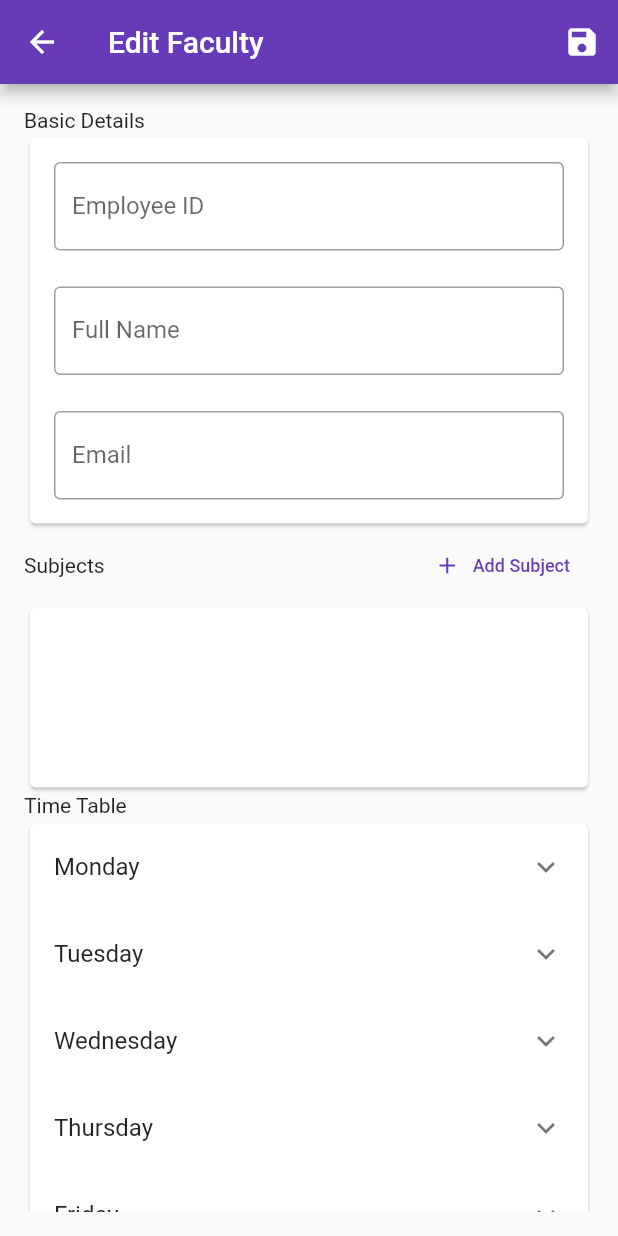
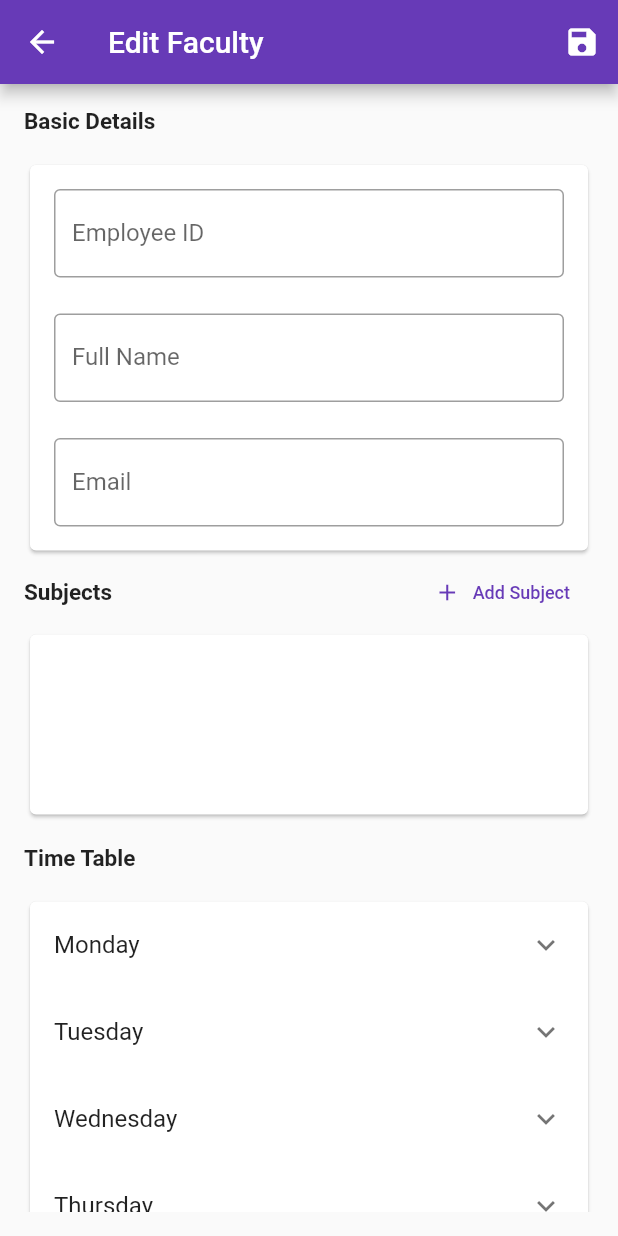
Before and after one commit to gsriram24/substitute_teacher_management, a Flutter app: the EditFacultyScreen screen opened by its route, on a phone screen of 412 x 824 dp. Run offline on Flutter 3.47's test engine with Material 2 defaults, Android fonts, the phone set to English and light mode, and no system bars; our stand-ins replace cloud_firestore, firebase_auth, firebase_core; accounts and stored records are empty.

Commit message:
Minor Text Style changes

```diff
--- a/lib/screens/edit_faculty_screen.dart
+++ b/lib/screens/edit_faculty_screen.dart
@@ -140,7 +140,16 @@ class _EditFacultyScreenState extends State<EditFacultyScreen> {
                 child: ListView(
                   scrollDirection: Axis.vertical,
                   children: [
-                    Text('Basic Details'),
+                    Text(
+                      'Basic Details',
+                      style: TextStyle(
+                        fontSize: 15,
+                        fontWeight: FontWeight.bold,
+                      ),
+                    ),
+                    SizedBox(
+                      height: 16,
+                    ),
                     Card(
                       child: Padding(
                         padding: const EdgeInsets.all(16.0),
@@ -223,7 +232,13 @@ class _EditFacultyScreenState extends State<EditFacultyScreen> {
                     Row(
                       mainAxisAlignment: MainAxisAlignment.spaceBetween,
                       children: [
-                        Text('Subjects'),
+                        Text(
+                          'Subjects',
+                          style: TextStyle(
+                            fontSize: 15,
+                            fontWeight: FontWeight.bold,
+                          ),
+                        ),
                         FlatButton.icon(
                           icon: Icon(
                             Icons.add,
@@ -255,7 +270,19 @@ class _EditFacultyScreenState extends State<EditFacultyScreen> {
                               ),
                       ),
                     ),
-                    Text('Time Table'),
+                    SizedBox(
+                      height: 16,
+                    ),
+                    Text(
+                      'Time Table',
+                      style: TextStyle(
+                        fontSize: 15,
+                        fontWeight: FontWeight.bold,
+                      ),
+                    ),
+                    SizedBox(
+                      height: 16,
+                    ),
                     Card(
                       child: Column(
                         children: days
--- a/lib/widgets/home/drawer.dart
+++ b/lib/widgets/home/drawer.dart
@@ -21,7 +21,7 @@ class AppDrawer extends StatelessWidget {
               DateFormat.MMMMEEEEd().format(DateTime.now()),
               style: TextStyle(
                 fontWeight: FontWeight.w500,
-                fontSize: 24,
+                fontSize: 22,
                 color: Colors.white,
               ),
             ),
```
